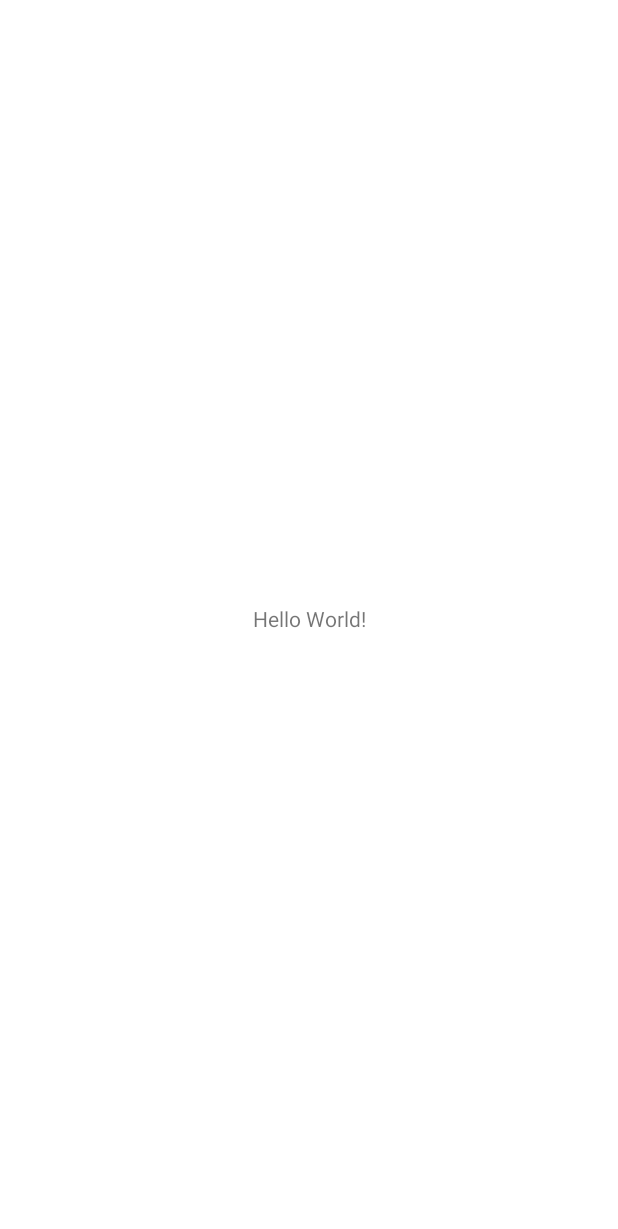
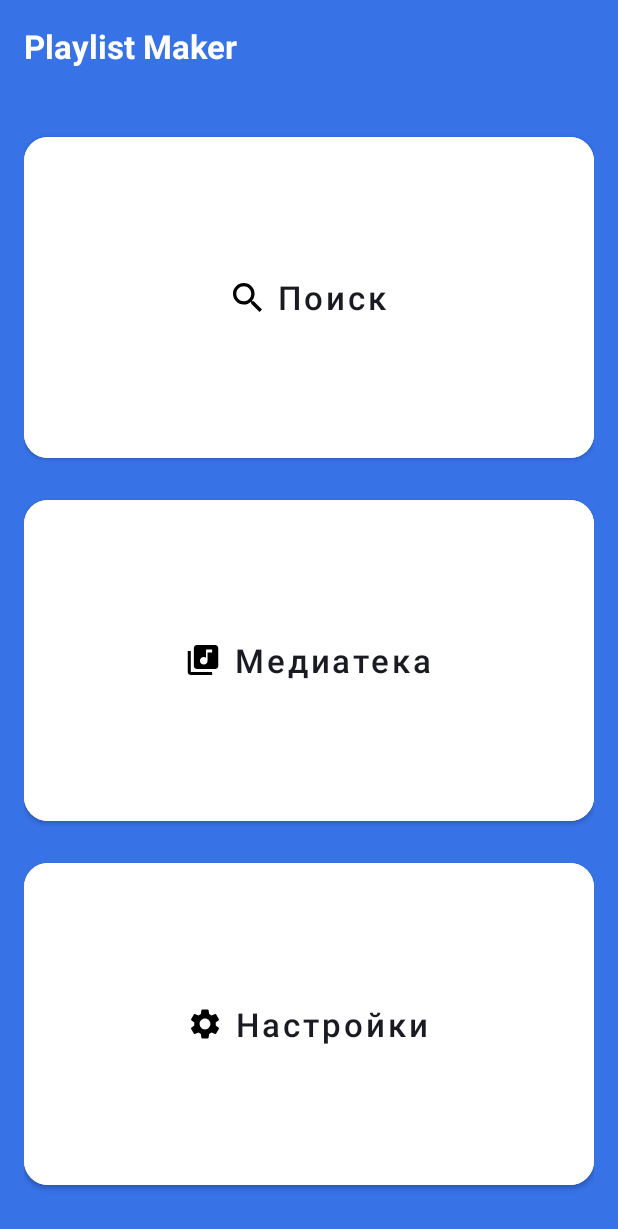
Before and after one commit to BigMag74/Playlist_Maker, an Android app: the screen it shows after launch (MainActivity), on a phone screen of 412 x 824 dp. Before the commit the part shown is almost empty. Shown: the top 1229 px of the screen. Run offline under Robolectric (Android 15) with nearby library versions, the phone set to English and light mode, and no system bars.

Commit message:
first lesson changes

```diff
--- a/app/src/main/java/com/practicum/playlist_maker/MainActivity.kt
+++ b/app/src/main/java/com/practicum/playlist_maker/MainActivity.kt
@@ -1,11 +1,34 @@
 package com.practicum.playlist_maker
 
+import android.content.Intent
 import androidx.appcompat.app.AppCompatActivity
 import android.os.Bundle
+import android.view.View
+import android.view.View.OnClickListener
+import android.widget.Button
 
 class MainActivity : AppCompatActivity() {
     override fun onCreate(savedInstanceState: Bundle?) {
         super.onCreate(savedInstanceState)
         setContentView(R.layout.activity_main)
+        val searchButton = findViewById<Button>(R.id.search_btn)
+        val mediaLibraryButton = findViewById<Button>(R.id.media_library_btn)
+        val settingsButton = findViewById<Button>(R.id.settings_btn)
+
+        val intentForSearchButton = Intent(this, SearchActivity::class.java)
+        val searchClickListener: OnClickListener = object : OnClickListener {
+            override fun onClick(v: View?) {
+                startActivity(intentForSearchButton)
+            }
+        }
+        searchButton.setOnClickListener(searchClickListener)
+        mediaLibraryButton.setOnClickListener {
+            val intent = Intent(this, MediaLibraryActivity::class.java)
+            startActivity(intent)
+        }
+        settingsButton.setOnClickListener {
+            val intent = Intent(this, SettingsActivity::class.java)
+            startActivity(intent)
+        }
     }
 }
--- /dev/null
+++ b/app/src/main/res/drawable/playlists.xml
@@ -0,0 +1,9 @@
+<vector xmlns:android="http://schemas.android.com/apk/res/android"
+    android:width="21dp"
+    android:height="20dp"
+    android:viewportWidth="21"
+    android:viewportHeight="20">
+  <path
+      android:pathData="M18.5,0H6.5C5.4,0 4.5,0.9 4.5,2V14C4.5,15.1 5.4,16 6.5,16H18.5C19.6,16 20.5,15.1 20.5,14V2C20.5,0.9 19.6,0 18.5,0ZM16.5,5H13.5V10.5C13.5,11.88 12.38,13 11,13C9.62,13 8.5,11.88 8.5,10.5C8.5,9.12 9.62,8 11,8C11.57,8 12.08,8.19 12.5,8.51V3H16.5V5ZM2.5,4H0.5V18C0.5,19.1 1.4,20 2.5,20H16.5V18H2.5V4Z"
+      android:fillColor="#1A1B22"/>
+</vector>
--- /dev/null
+++ b/app/src/main/res/drawable/search.xml
@@ -0,0 +1,9 @@
+<vector xmlns:android="http://schemas.android.com/apk/res/android"
+    android:width="19dp"
+    android:height="19dp"
+    android:viewportWidth="19"
+    android:viewportHeight="19">
+  <path
+      android:pathData="M13.579,11.95H12.721L12.417,11.656C13.481,10.418 14.122,8.81 14.122,7.061C14.122,3.161 10.961,0 7.061,0C3.161,0 0,3.161 0,7.061C0,10.961 3.161,14.122 7.061,14.122C8.81,14.122 10.418,13.481 11.656,12.417L11.95,12.721V13.579L17.381,19L19,17.381L13.579,11.95ZM7.061,11.95C4.356,11.95 2.173,9.766 2.173,7.061C2.173,4.356 4.356,2.173 7.061,2.173C9.766,2.173 11.95,4.356 11.95,7.061C11.95,9.766 9.766,11.95 7.061,11.95Z"
+      android:fillColor="#1A1B22"/>
+</vector>
--- /dev/null
+++ b/app/src/main/res/drawable/settings.xml
@@ -0,0 +1,9 @@
+<vector xmlns:android="http://schemas.android.com/apk/res/android"
+    android:width="20dp"
+    android:height="20dp"
+    android:viewportWidth="20"
+    android:viewportHeight="20">
+  <path
+      android:pathData="M17.14,10.94C17.18,10.64 17.2,10.33 17.2,10C17.2,9.68 17.18,9.36 17.13,9.06L19.16,7.48C19.34,7.34 19.39,7.07 19.28,6.87L17.36,3.55C17.24,3.33 16.99,3.26 16.77,3.33L14.38,4.29C13.88,3.91 13.35,3.59 12.76,3.35L12.4,0.81C12.36,0.57 12.16,0.4 11.92,0.4H8.08C7.84,0.4 7.65,0.57 7.61,0.81L7.25,3.35C6.66,3.59 6.12,3.92 5.63,4.29L3.24,3.33C3.02,3.25 2.77,3.33 2.65,3.55L0.74,6.87C0.62,7.08 0.66,7.34 0.86,7.48L2.89,9.06C2.84,9.36 2.8,9.69 2.8,10C2.8,10.31 2.82,10.64 2.87,10.94L0.84,12.52C0.66,12.66 0.61,12.93 0.72,13.13L2.64,16.45C2.76,16.67 3.01,16.74 3.23,16.67L5.62,15.71C6.12,16.09 6.65,16.41 7.24,16.65L7.6,19.19C7.65,19.43 7.84,19.6 8.08,19.6H11.92C12.16,19.6 12.36,19.43 12.39,19.19L12.75,16.65C13.34,16.41 13.88,16.09 14.37,15.71L16.76,16.67C16.98,16.75 17.23,16.67 17.35,16.45L19.27,13.13C19.39,12.91 19.34,12.66 19.15,12.52L17.14,10.94ZM10,13.6C8.02,13.6 6.4,11.98 6.4,10C6.4,8.02 8.02,6.4 10,6.4C11.98,6.4 13.6,8.02 13.6,10C13.6,11.98 11.98,13.6 10,13.6Z"
+      android:fillColor="#1A1B22"/>
+</vector>
--- a/app/src/main/res/layout/activity_main.xml
+++ b/app/src/main/res/layout/activity_main.xml
@@ -1,18 +1,71 @@
 <?xml version="1.0" encoding="utf-8"?>
-<androidx.constraintlayout.widget.ConstraintLayout xmlns:android="http://schemas.android.com/apk/res/android"
+<LinearLayout xmlns:android="http://schemas.android.com/apk/res/android"
     xmlns:app="http://schemas.android.com/apk/res-auto"
-    xmlns:tools="http://schemas.android.com/tools"
     android:layout_width="match_parent"
     android:layout_height="match_parent"
-    tools:context=".MainActivity">
+    android:background="@color/background_color"
+    android:orientation="vertical"
+    android:padding="@dimen/common_padding">
 
     <TextView
         android:layout_width="wrap_content"
         android:layout_height="wrap_content"
-        android:text="Hello World!"
-        app:layout_constraintBottom_toBottomOf="parent"
-        app:layout_constraintEnd_toEndOf="parent"
-        app:layout_constraintStart_toStartOf="parent"
-        app:layout_constraintTop_toTopOf="parent" />
+        android:text="@string/app_name"
+        android:textColor="@color/white"
+        android:textSize="@dimen/text_size"
+        android:textStyle="bold" />
 
-</androidx.constraintlayout.widget.ConstraintLayout>
+    <Button
+        android:id="@+id/search_btn"
+        android:layout_width="match_parent"
+        android:layout_height="0dp"
+        android:layout_marginTop="40dp"
+        android:layout_weight="1"
+        android:backgroundTint="@color/white"
+        android:text="@string/search"
+        android:textAllCaps="false"
+        android:textColor="@color/activity_main_text_color"
+        android:textSize="@dimen/text_size"
+        app:cornerRadius="@dimen/corner_radius"
+        app:icon="@drawable/search"
+        app:iconGravity="textStart"
+        app:iconPadding="@dimen/padding_after_icon"
+        app:iconTint="@color/black" />
+
+    <Button
+        android:id="@+id/media_library_btn"
+        android:layout_width="match_parent"
+        android:layout_height="0dp"
+        android:layout_marginTop="@dimen/common_padding"
+        android:layout_weight="1"
+        android:backgroundTint="@color/white"
+        android:text="@string/media_library"
+        android:textAllCaps="false"
+        android:textColor="@color/activity_main_text_color"
+        android:textSize="@dimen/text_size"
+        app:cornerRadius="@dimen/corner_radius"
+        app:icon="@drawable/playlists"
+        app:iconGravity="textStart"
+        app:iconPadding="@dimen/padding_after_icon"
+        app:iconTint="@color/black" />
+
+    <Button
+        android:id="@+id/settings_btn"
+        android:layout_width="match_parent"
+        android:layout_height="0dp"
+        android:layout_marginTop="@dimen/common_padding"
+        android:layout_marginBottom="12dp"
+        android:layout_weight="1"
+        android:backgroundTint="@color/white"
+        android:text="@string/settings"
+        android:textAllCaps="false"
+        android:textColor="@color/activity_main_text_color"
+        android:textSize="@dimen/text_size"
+        app:cornerRadius="@dimen/corner_radius"
+        app:icon="@drawable/settings"
+        app:iconGravity="textStart"
+        app:iconPadding="@dimen/padding_after_icon"
+        app:iconTint="@color/black" />
+
+
+</LinearLayout>
--- a/app/src/main/res/values/colors.xml
+++ b/app/src/main/res/values/colors.xml
@@ -7,4 +7,7 @@
     <color name="teal_700">#FF018786</color>
     <color name="black">#FF000000</color>
     <color name="white">#FFFFFFFF</color>
+    <color name="background_color">#3772E7</color>
+    <color name="activity_main_text_color">#1A1B22</color>
+    <color name="settings_background">#F5F5F5</color>
 </resources>
--- /dev/null
+++ b/app/src/main/res/values/dimens.xml
@@ -0,0 +1,9 @@
+<?xml version="1.0" encoding="utf-8"?>
+<resources>
+    <dimen name="common_padding">16dp</dimen>
+    <dimen name="padding_after_icon">10dp</dimen>
+    <dimen name="text_size">22sp</dimen>
+    <dimen name="text_size_small">16sp</dimen>
+    <dimen name="corner_radius">16dp</dimen>
+    <dimen name="settings_item_size">61dp</dimen>
+</resources>
--- a/app/src/main/res/values/strings.xml
+++ b/app/src/main/res/values/strings.xml
@@ -1,3 +1,10 @@
 <resources>
-    <string name="app_name">Playlist_Maker</string>
+    <string name="app_name">Playlist Maker</string>
+    <string name="search">Поиск</string>
+    <string name="media_library">Медиатека</string>
+    <string name="settings">Настройки</string>
+    <string name="dark_theme">Темная тема</string>
+    <string name="share_app">Поделиться приложением</string>
+    <string name="write_to_support">Написать в поддержку</string>
+    <string name="user_agreement">Пользовательское соглашение</string>
 </resources>
```
Also changed, not shown: app/build.gradle (+5 -5 lines), app/src/main/AndroidManifest.xml (+14 -0 lines), app/src/main/java/com/practicum/playlist_maker/SearchActivity.kt (added, +11 -0 lines), app/src/main/java/com/practicum/playlist_maker/SettingsActivity.kt (added, +16 -0 lines), app/src/main/res/drawable/arrow_forward.xml (added, +9 -0 lines), app/src/main/res/drawable/back_icon.xml (added, +9 -0 lines), app/src/main/res/drawable/share_icon.xml (added, +9 -0 lines), app/src/main/res/drawable/support_icon.xml (added, +18 -0 lines), app/src/main/res/layout/activity_search.xml (added, +9 -0 lines), app/src/main/res/layout/activity_settings.xml (added, +121 -0 lines).
